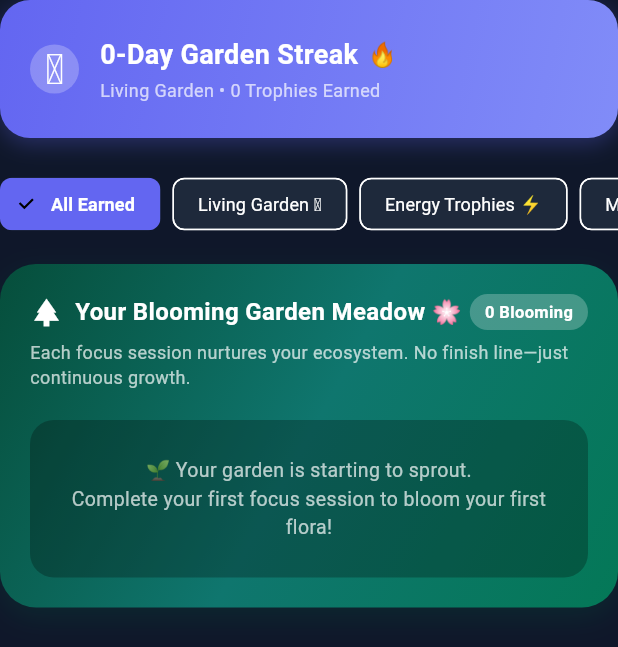
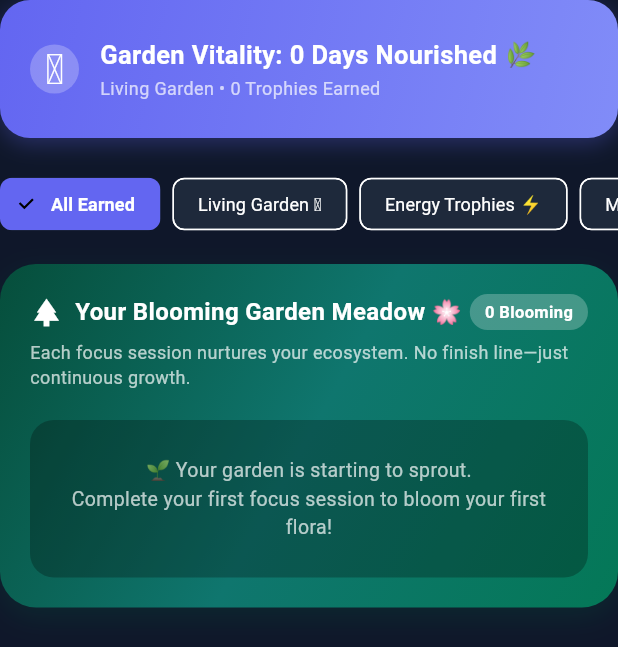
Before and after one commit to brpradeepprabhu90/FocusState, a Flutter app: the StreakBadgeCard widget shown alone on an empty page, opened directly with empty values, on a phone screen of 412 x 824 dp. Shown: the top 647 px of the screen. Run offline on Flutter 3.47's test engine with Material 3 defaults, Android fonts, the phone set to English and light mode, and no system bars; our stand-ins replace audioplayers, file_picker, flutter_local_notifications, shared_preferences, table_calendar; missing offline and left inert: flutter_background_service; accounts and stored records are empty.

Commit message:
Eliminate fire emojis, replace streak wording with Garden Vitality, fluidify focus tracking labels, and remove CSV button from header

```diff
--- a/lib/widgets/streak_badge_card.dart
+++ b/lib/widgets/streak_badge_card.dart
@@ -87,15 +87,15 @@ class _StreakBadgeCardState extends State<StreakBadgeCard> {
                     Row(
                       children: [
                         Text(
-                          '${widget.streakData.currentStreak}-Day Garden Streak',
+                          'Garden Vitality: ${widget.streakData.currentStreak} Days Nourished',
                           style: const TextStyle(
-                            fontSize: 18,
+                            fontSize: 17,
                             fontWeight: FontWeight.bold,
                             color: Colors.white,
                           ),
                         ),
                         const SizedBox(width: 6),
-                        const Text('🔥', style: TextStyle(fontSize: 16)),
+                        const Text('🌿', style: TextStyle(fontSize: 16)),
                       ],
                     ),
                     const SizedBox(height: 2),
```
Also changed, not shown: lib/views/stats_tab.dart (+8 -19 lines).
